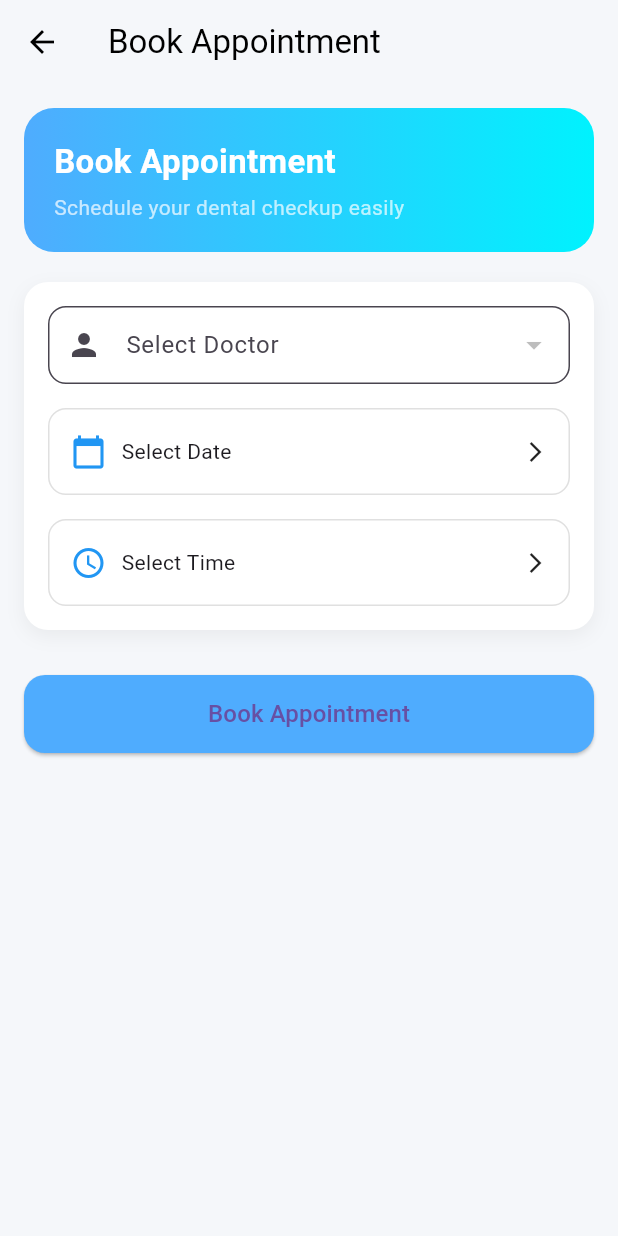
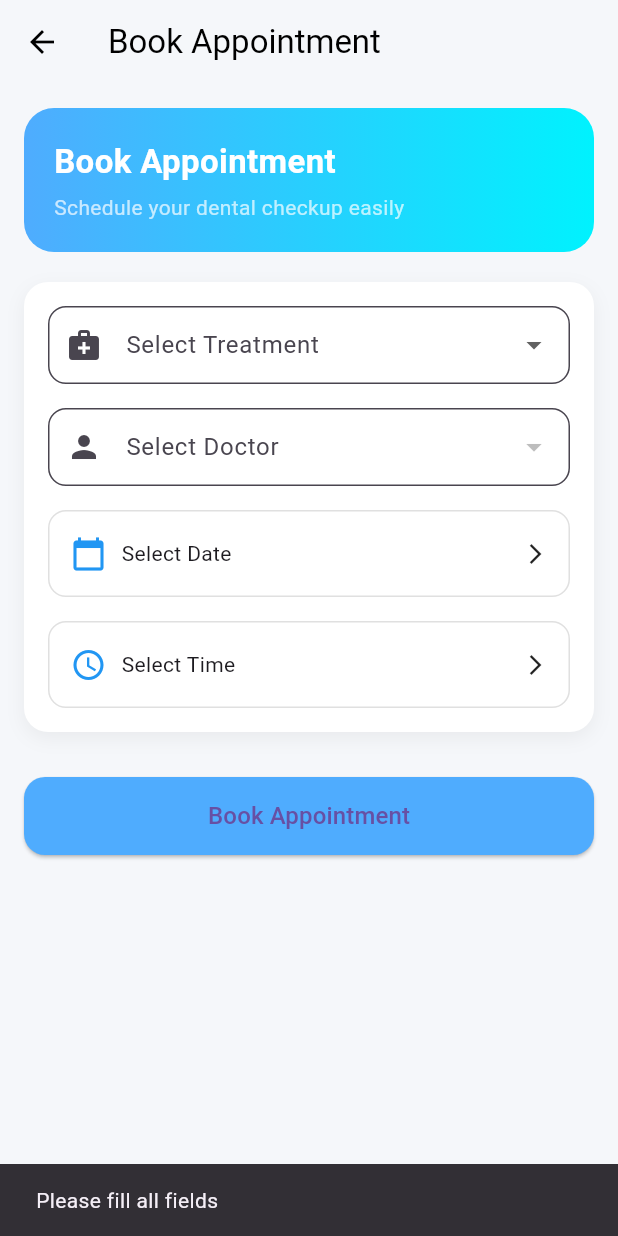
Before and after one commit to hanselnongkynrih-tech/dental-xray-app, a Flutter app: the BookAppointmentScreen screen opened directly, after a tap on "Book Appointment", on a phone screen of 412 x 824 dp. Run offline on Flutter 3.47's test engine with Material 3 defaults, Android fonts, the phone set to English and light mode, and no system bars; our stand-ins replace firebase_auth, firebase_core, flutter_secure_storage, image_picker, shared_preferences; accounts and stored records are empty; network calls fail.

Commit message:
Fixing minor appointments issues.

```diff
--- a/dental_classification/lib/api/api_client.dart
+++ b/dental_classification/lib/api/api_client.dart
@@ -316,6 +316,7 @@ class ApiClient {
     required String date,
     required String time,
     required int doctorId,
+    required String specialization,
   }) async {
     final headers = await _buildHeaders();
 
@@ -326,6 +327,7 @@ class ApiClient {
         "date": date,
         "time": time,
         "doctor_id": doctorId,
+        "specialization": specialization,
       }),
     );
 
--- a/dental_classification/lib/screens/book_appointment_screen.dart
+++ b/dental_classification/lib/screens/book_appointment_screen.dart
@@ -14,6 +14,16 @@ class _BookAppointmentScreenState extends State<BookAppointmentScreen> {
 
   DateTime? selectedDate;
   TimeOfDay? selectedTime;
+  String? selectedSpecialization;
+  final List<String> specializations = [
+    "Straightening Teeth (Braces)",
+    "Pediatric Dentistry",
+    "Gum Specialist (Periodontist)",
+    "Root Canal Specialist",
+    "Restoration (Dentist)",
+    "Oral & Maxillofacial Pathology",
+    "Oral & Maxillofacial Radiology",
+  ];
 
   List<dynamic> doctors = [];
   int? selectedDoctorId;
@@ -60,7 +70,13 @@ class _BookAppointmentScreenState extends State<BookAppointmentScreen> {
   Future<void> submit() async {
     if (selectedDate == null ||
         selectedTime == null ||
-        selectedDoctorId == null) {
+        selectedDoctorId == null ||
+        selectedSpecialization == null) {
+
+      ScaffoldMessenger.of(context).showSnackBar(
+        const SnackBar(content: Text("Please fill all fields")),
+      );
+
       return;
     }
 
@@ -73,6 +89,7 @@ class _BookAppointmentScreenState extends State<BookAppointmentScreen> {
         date: date,
         time: time,
         doctorId: selectedDoctorId!,
+        specialization: selectedSpecialization!,
       );
 
       if (!mounted) return;
@@ -182,6 +199,29 @@ class _BookAppointmentScreenState extends State<BookAppointmentScreen> {
                 child: Column(
                   children: [
 
+                    /// 🦷 SPECIALIZATION SELECT
+                    DropdownButtonFormField<String>(
+                      initialValue: selectedSpecialization,
+                      decoration: InputDecoration(
+                        labelText: "Select Treatment",
+                        prefixIcon: const Icon(Icons.medical_services),
+                        border: OutlineInputBorder(
+                          borderRadius: BorderRadius.circular(12),
+                        ),
+                      ),
+                      items: specializations.map((spec) {
+                        return DropdownMenuItem(
+                          value: spec,
+                          child: Text(spec),
+                        );
+                      }).toList(),
+                      onChanged: (value) {
+                        setState(() => selectedSpecialization = value);
+                      },
+                    ),
+
+                    const SizedBox(height: 16),
+
                     /// 👨‍⚕️ DOCTOR DROPDOWN
                     DropdownButtonFormField<int>(
                       initialValue: selectedDoctorId,
```
Also changed, not shown: dental_classification/lib/screens/welcome_screen.dart (+6 -6 lines), 3 other files.
